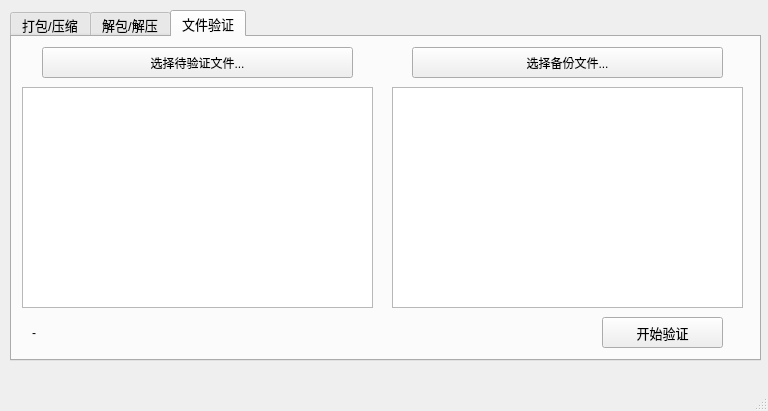
Old version of the form mainwindow.ui in the repository flaggyellow/FilePackUp.
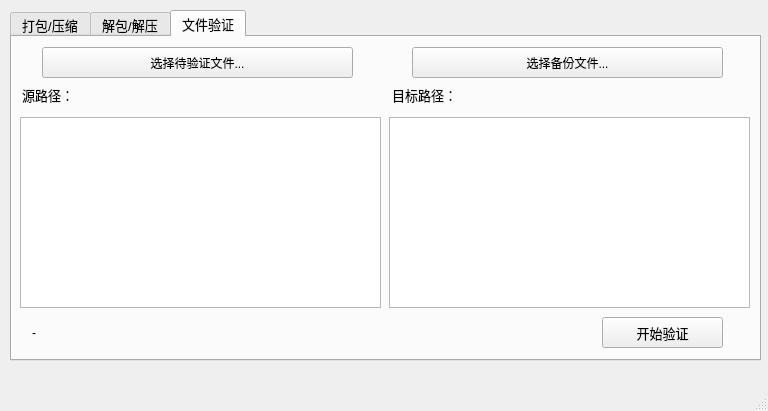
New version of the form. The open tabs and pages were chosen to show the change.

```diff
--- a/mainwindow.ui
+++ b/mainwindow.ui
@@ -312,26 +312,6 @@
        <string>选择待验证文件...</string>
       </property>
      </widget>
-     <widget class="QTextBrowser" name="source_textBrowser">
-      <property name="geometry">
-       <rect>
-        <x>10</x>
-        <y>50</y>
-        <width>351</width>
-        <height>221</height>
-       </rect>
-      </property>
-     </widget>
-     <widget class="QTextBrowser" name="target_textBrowser">
-      <property name="geometry">
-       <rect>
-        <x>380</x>
-        <y>50</y>
-        <width>351</width>
-        <height>221</height>
-       </rect>
-      </property>
-     </widget>
      <widget class="QPushButton" name="verify_start">
       <property name="geometry">
        <rect>
@@ -381,6 +361,78 @@
        <string>-</string>
       </property>
      </widget>
+     <widget class="QListWidget" name="source_list">
+      <property name="geometry">
+       <rect>
+        <x>8</x>
+        <y>80</y>
+        <width>361</width>
+        <height>191</height>
+       </rect>
+      </property>
+     </widget>
+     <widget class="QListWidget" name="target_list">
+      <property name="geometry">
+       <rect>
+        <x>377</x>
+        <y>80</y>
+        <width>361</width>
+        <height>191</height>
+       </rect>
+      </property>
+     </widget>
+     <widget class="QLabel" name="label_2">
+      <property name="geometry">
+       <rect>
+        <x>10</x>
+        <y>50</y>
+        <width>61</width>
+        <height>16</height>
+       </rect>
+      </property>
+      <property name="text">
+       <string>源路径：</string>
+      </property>
+     </widget>
+     <widget class="QLabel" name="label_3">
+      <property name="geometry">
+       <rect>
+        <x>380</x>
+        <y>50</y>
+        <width>81</width>
+        <height>16</height>
+       </rect>
+      </property>
+      <property name="text">
+       <string>目标路径：</string>
+      </property>
+     </widget>
+     <widget class="QLabel" name="label_source">
+      <property name="geometry">
+       <rect>
+        <x>80</x>
+        <y>50</y>
+        <width>281</width>
+        <height>16</height>
+       </rect>
+      </property>
+      <property name="text">
+       <string/>
+      </property>
+     </widget>
+     <widget class="QLabel" name="label_target">
+      <property name="geometry">
+       <rect>
+        <x>460</x>
+        <y>50</y>
+        <width>271</width>
+        <height>16</height>
+       </rect>
+      </property>
+      <property name="text">
+       <string/>
+      </property>
+     </widget>
     </widget>
    </widget>
   </widget>
```
Left out of the diff: 33 changed lines with no effect on the pictures.
